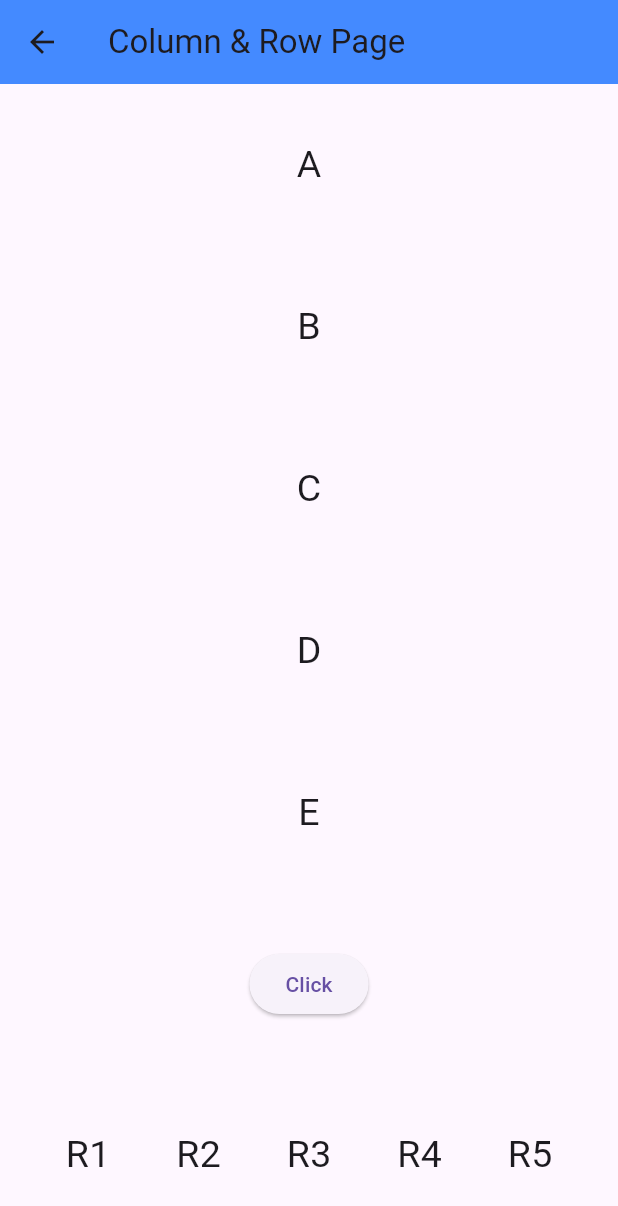
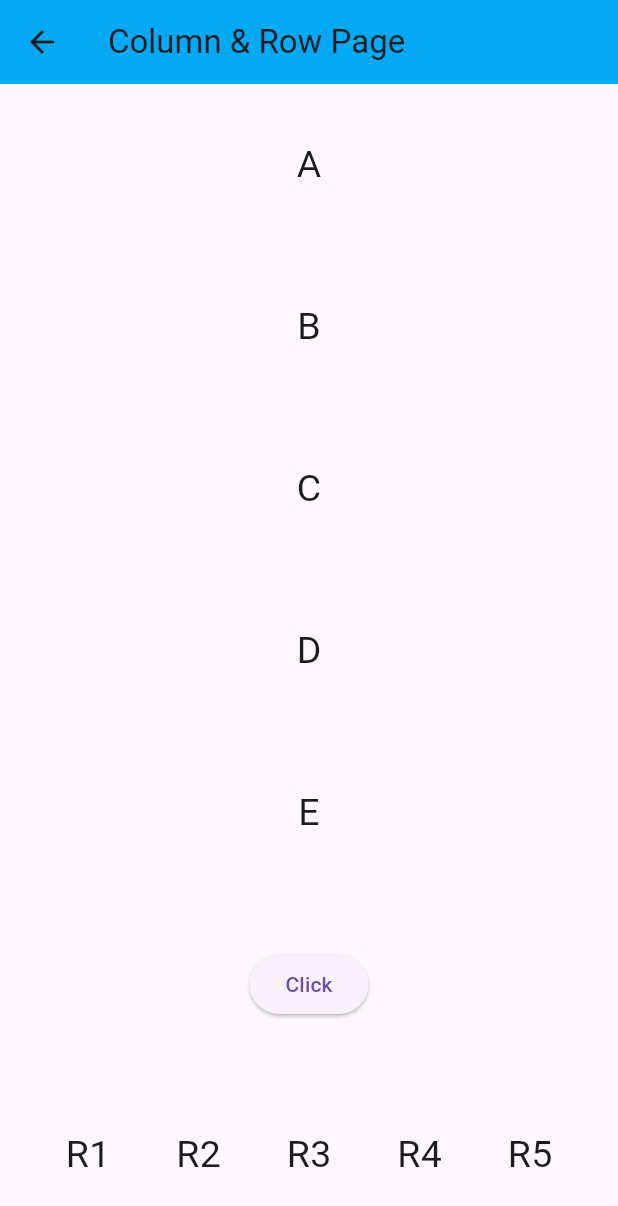
Before and after one commit to mh-rahat/development-learning-journey, a Flutter app: the screen it shows after launch, after a tap on "Column & Row", on a phone screen of 412 x 824 dp. Shown: the top 1206 px of the screen. Run offline on Flutter 3.47's test engine with Material 3 defaults, Android fonts, the phone set to English and light mode, and no system bars.

Commit message:
update the file

```diff
--- a/dart/flutter_learning/flutter_basics/lib/main.dart
+++ b/dart/flutter_learning/flutter_basics/lib/main.dart
@@ -26,7 +26,10 @@ class MyApp extends StatelessWidget {
       debugShowCheckedModeBanner: false,
       theme: ThemeData(
         primarySwatch: Colors.blue,
-        appBarTheme: AppBarTheme(backgroundColor: Colors.blueAccent),
+        appBarTheme: AppBarTheme(backgroundColor: Colors.lightBlue),
+        textTheme: TextTheme(
+          headlineLarge: TextStyle(fontSize: 21, fontWeight: FontWeight.bold),
+        ),
       ),
       home: HomeSreen(),
     );
@@ -43,7 +46,12 @@ class HomeSreen extends StatelessWidget {
       body: Center(
         child: Column(
           children: [
-            Text('Click on a Topic !!'),
+            Text(
+              'Click on a Topic !',
+              style: Theme.of(
+                context,
+              ).textTheme.headlineLarge!.copyWith(color: Colors.black),
+            ),
             SizedBox(height: 20),
 
             // Container Page Button
```
